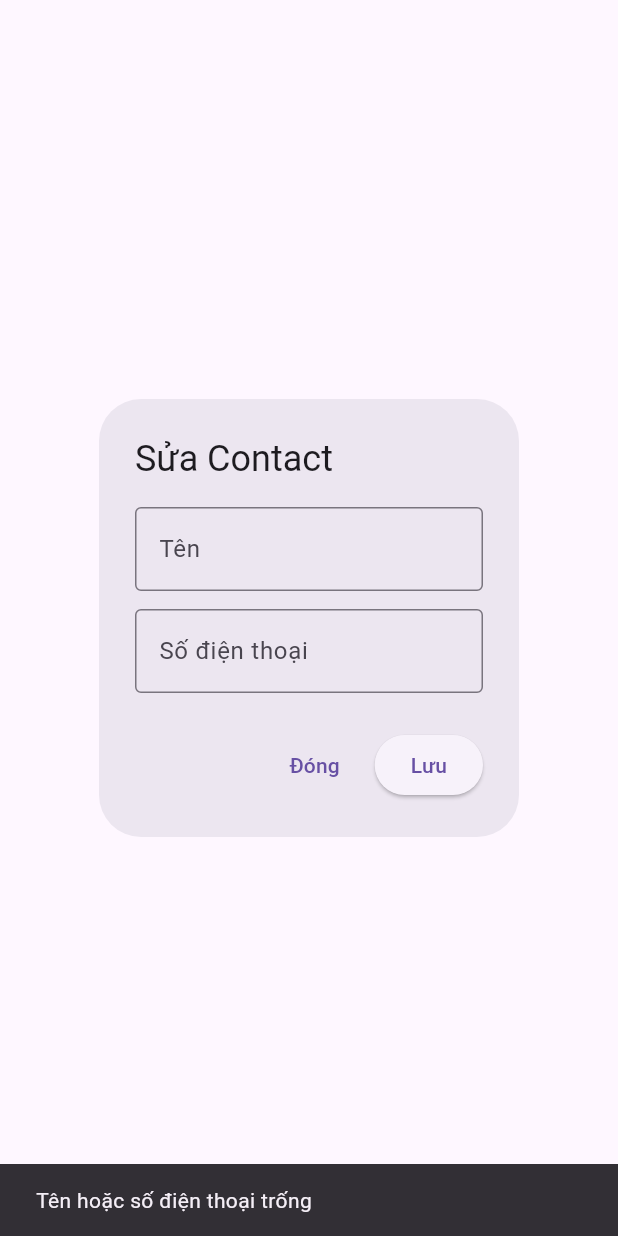
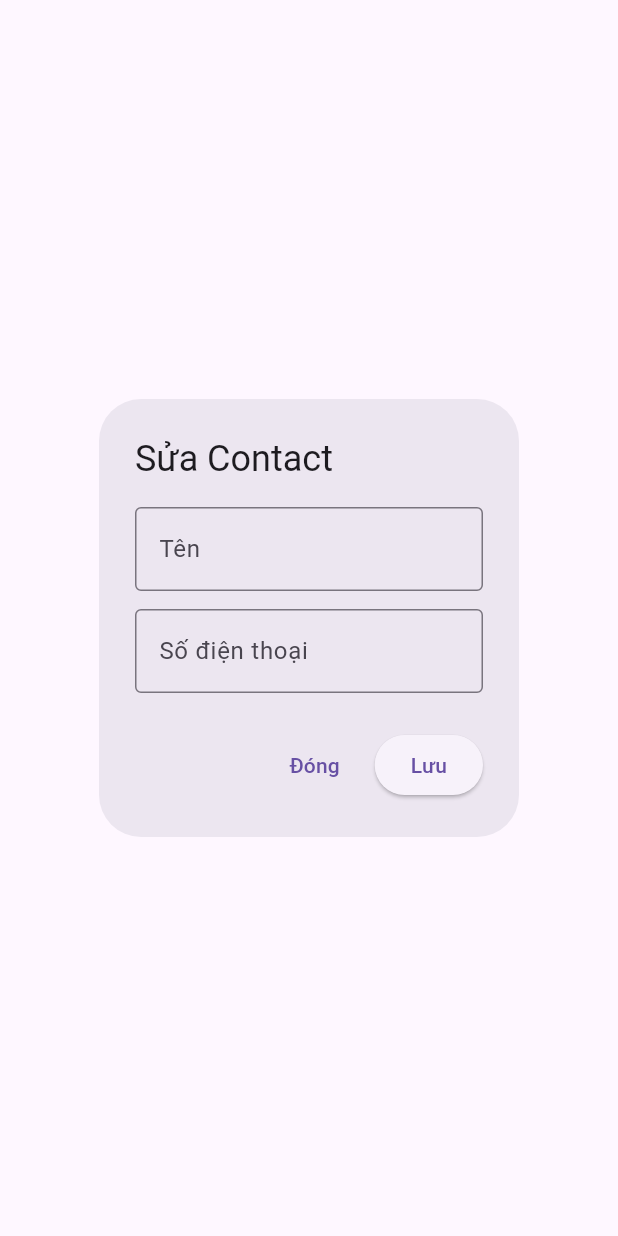
Before and after one commit to toiluoicode/app_login_bloc, a Flutter app: the EditFormContact widget shown alone on an empty page, opened directly with empty values, after a tap on "Lưu", on a phone screen of 412 x 824 dp. Run offline on Flutter 3.47's test engine with Material 3 defaults, Android fonts, the phone set to English and light mode, and no system bars; our stand-ins replace equatable, flutter_bloc, shared_preferences; accounts and stored records are empty.

Commit message:
command in edit form

```diff
--- a/lib/widgets/displaye/edit_form_contact.dart
+++ b/lib/widgets/displaye/edit_form_contact.dart
@@ -29,12 +29,12 @@ class _EditFormContactState extends State<EditFormContact> {
       name: _nameController.text.trim(),
       phone: _phoneController.text.trim(),
     );
-    if (newContact.name.isEmpty || newContact.phone.isEmpty) {
-      ScaffoldMessenger.of(context).showSnackBar(
-        const SnackBar(content: Text("Tên hoặc số điện thoại trống")),
-      );
-      return;
-    }
+    // if (newContact.name.isEmpty || newContact.phone.isEmpty) {
+    //   ScaffoldMessenger.of(context).showSnackBar(
+    //     const SnackBar(content: Text("Tên hoặc số điện thoại trống")),
+    //   );
+    //   return;
+    // }
     context.read<ContactBloc>().add(UpdateContact(oldcontact: widget.contact , newcontact: newContact));
     Navigator.pop(context);
   }
```
